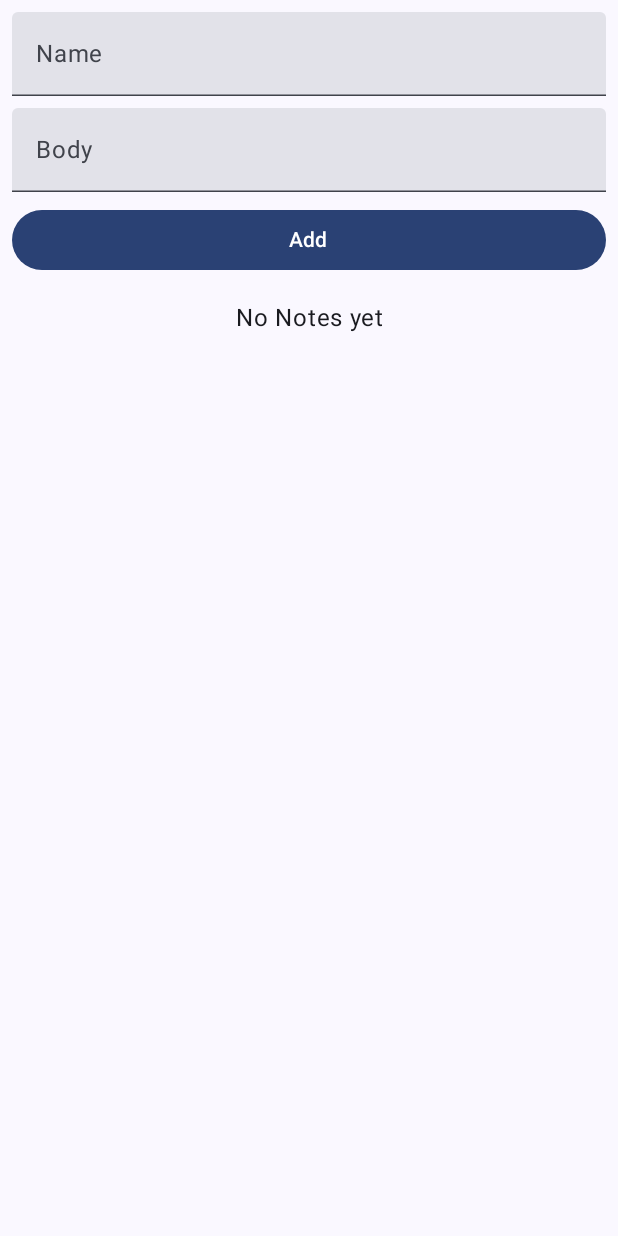
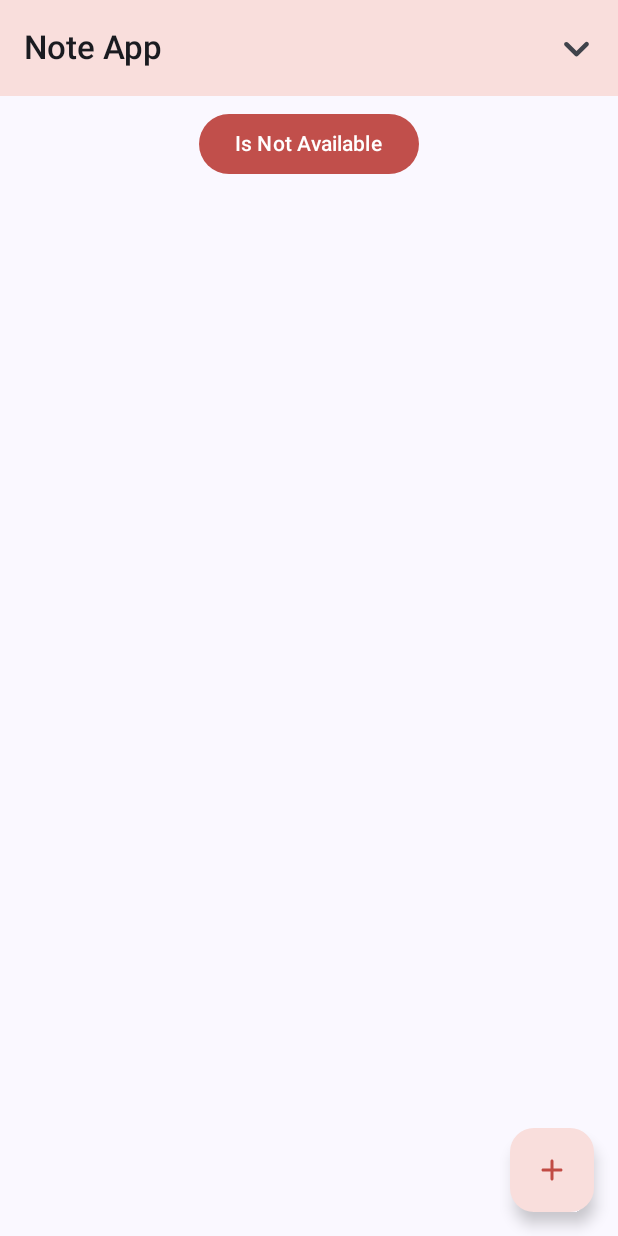
Before and after one commit to liar88828/overview-jetpack-component, an Android app built with Jetpack Compose: the screen it shows after launch (MainActivity), on a phone screen of 412 x 824 dp. Run offline under Robolectric (Android 15) with nearby library versions, the phone set to English and light mode, and no system bars; our stand-ins replace Dagger/Hilt's generated code, Room's generated code.

Commit message:
feat: Implement MemoScreen
This commit introduces a new feature for managing memos using Room database.

- Added `MemoScreen` composable for displaying and
 navigating between memo list and add screens.
- Implemented `MemoListScreen` for displaying a list of memos with options to add and delete.
- Created `MemoAddScreen` for adding new memos with title and description fields.
- Introduced `Memo` data class representing a memo with id, title
, description, and date.
- Added `MemoDatabase` and `MemoDao` for database operations.
- Defined `MemoEvent` for handling UI events like adding, deleting, and sorting memos.
- Created `MemoViewModel` for managing memo state and handling events.
- Implemented sorting functionality for memos by date and title.
- Designed UI components like `MyTopAppbar`, `MyFloatingAction`, and `MyFloatingAdd` for memo screen.
- Updated `MainActivity` to integrate the new memo feature.

```diff
--- a/app/src/main/java/com/tutor/overview_jetpack_component/MainActivity.kt
+++ b/app/src/main/java/com/tutor/overview_jetpack_component/MainActivity.kt
@@ -7,13 +7,16 @@ import androidx.activity.enableEdgeToEdge
 import androidx.activity.viewModels
 import androidx.lifecycle.ViewModel
 import androidx.lifecycle.ViewModelProvider
+import androidx.navigation.compose.rememberNavController
 import androidx.room.Room
 import com.tutor.overview_jetpack_component.screen.preferences_datastore.MyMainModel
 import com.tutor.overview_jetpack_component.screen.room_database.contact.ContactDatabase
 import com.tutor.overview_jetpack_component.screen.room_database.contact.ContactViewModel
+import com.tutor.overview_jetpack_component.screen.room_database.memo.data.MemoDatabase
+import com.tutor.overview_jetpack_component.screen.room_database.memo.persentation.MemoViewModel
+import com.tutor.overview_jetpack_component.screen.room_database.memo.screen.MemoScreen
 import com.tutor.overview_jetpack_component.screen.room_database.note.NoteDatabase
 import com.tutor.overview_jetpack_component.screen.room_database.note.NoteRepo
-import com.tutor.overview_jetpack_component.screen.room_database.note.NoteScreen
 import com.tutor.overview_jetpack_component.screen.room_database.note.NoteViewModel
 import com.tutor.overview_jetpack_component.screen.room_database.todo.TodoViewModel
 import com.tutor.overview_jetpack_component.ui.theme.OverviewJetpackComponentTheme
@@ -21,6 +24,43 @@ import dagger.hilt.android.AndroidEntryPoint
 
 @AndroidEntryPoint
 class MainActivity : ComponentActivity() {
+	override fun onCreate(savedInstanceState: Bundle?) {
+		super.onCreate(savedInstanceState)
+		todoViewModel = ViewModelProvider(this)[TodoViewModel::class.java]
+		enableEdgeToEdge()
+		setContent {
+			OverviewJetpackComponentTheme {
+				val navController = rememberNavController()
+//				MyNotification(applicationContext)
+//				MyPreferenceDataBaseScreen(mainViewModel)
+//				val state by viewModel.state.collectAsState()
+//				MyContactScreen(state = state, onEvent = viewModel::onEvent)
+//				TodoListPage(viewModel = todoViewModel)
+//				NoteScreen(noteViewModel)
+				MemoScreen(
+					navController = navController,
+					viewModel = memoViewModel,
+				)
+			}
+		}
+	}
+
+	private val memoDatabase by lazy {
+		Room.databaseBuilder(
+			applicationContext,
+			MemoDatabase::class.java,
+			"memos.db"
+		).build()
+	}
+	private val memoViewModel by viewModels<MemoViewModel>(
+		factoryProducer = {
+			object : ViewModelProvider.Factory {
+				override fun <T : ViewModel> create(modelClass: Class<T>): T {
+					return MemoViewModel(memoDatabase.dao) as T
+				}
+			}
+		}
+	)
 	private val mainViewModel by viewModels<MyMainModel>()
 	private val db by lazy {
 		Room.databaseBuilder(
@@ -55,19 +95,4 @@ class MainActivity : ComponentActivity() {
 			}
 		})
 
-	override fun onCreate(savedInstanceState: Bundle?) {
-		super.onCreate(savedInstanceState)
-		todoViewModel = ViewModelProvider(this)[TodoViewModel::class.java]
-		enableEdgeToEdge()
-		setContent {
-			OverviewJetpackComponentTheme {
-//				MyNotification(applicationContext)
-//				MyPreferenceDataBaseScreen(mainViewModel)
-//				val state by viewModel.state.collectAsState()
-//				MyContactScreen(state = state, onEvent = viewModel::onEvent)
-//				TodoListPage(viewModel = todoViewModel)
-				NoteScreen(noteViewModel)
-			}
-		}
-	}
 }
--- /dev/null
+++ b/app/src/main/java/com/tutor/overview_jetpack_component/screen/room_database/memo/data/MemoDao.kt
@@ -0,0 +1,30 @@
+package com.tutor.overview_jetpack_component.screen.room_database.memo.data
+
+import androidx.room.Dao
+import androidx.room.Delete
+import androidx.room.Insert
+import androidx.room.Query
+import androidx.room.Update
+import androidx.room.Upsert
+import kotlinx.coroutines.flow.Flow
+
+@Dao
+interface MemoDao {
+	@Delete
+	suspend fun deleteMemo(memo: Memo)
+
+	@Update
+	suspend fun updateMemo(memo: Memo)
+
+	@Insert
+	suspend fun insertMemo(memo: Memo)
+
+	@Upsert
+	suspend fun upsertMemo(memo: Memo)
+
+	@Query("SELECT * FROM memo ORDER BY dateAdded ASC")
+	fun getMemos(): Flow<List<Memo>>
+
+	@Query("SELECT * FROM memo ORDER BY title ASC ")
+	fun getMemoByTitle(): Flow<List<Memo>>
+}
--- /dev/null
+++ b/app/src/main/java/com/tutor/overview_jetpack_component/screen/room_database/memo/data/MemoDatabase.kt
@@ -0,0 +1,12 @@
+package com.tutor.overview_jetpack_component.screen.room_database.memo.data
+
+import androidx.room.Database
+import androidx.room.RoomDatabase
+
+@Database(
+	entities = [Memo::class],
+	version = 1
+)
+abstract class MemoDatabase : RoomDatabase() {
+	abstract val dao: MemoDao
+}
--- /dev/null
+++ b/app/src/main/java/com/tutor/overview_jetpack_component/screen/room_database/memo/data/MemoRoute.kt
@@ -0,0 +1,7 @@
+package com.tutor.overview_jetpack_component.screen.room_database.memo.data
+
+sealed class MemoRoute(val route: String) {
+	data object List : MemoRoute("MemoScreen")
+	data object Add : MemoRoute("AddMemoScreen")
+
+}
--- /dev/null
+++ b/app/src/main/java/com/tutor/overview_jetpack_component/screen/room_database/memo/persentation/MemoState.kt
@@ -0,0 +1,11 @@
+package com.tutor.overview_jetpack_component.screen.room_database.memo.persentation
+
+import androidx.compose.runtime.MutableState
+import androidx.compose.runtime.mutableStateOf
+import com.tutor.overview_jetpack_component.screen.room_database.memo.data.Memo
+
+data class MemoState(
+	val memos: List<Memo> = emptyList(),
+	val title: MutableState<String> = mutableStateOf(""),
+	val description: MutableState<String> = mutableStateOf("")
+)
--- /dev/null
+++ b/app/src/main/java/com/tutor/overview_jetpack_component/screen/room_database/memo/persentation/MemoViewModel.kt
@@ -0,0 +1,65 @@
+package com.tutor.overview_jetpack_component.screen.room_database.memo.persentation
+
+import androidx.compose.runtime.mutableStateOf
+import androidx.lifecycle.ViewModel
+import androidx.lifecycle.viewModelScope
+import com.tutor.overview_jetpack_component.screen.room_database.memo.data.Memo
+import com.tutor.overview_jetpack_component.screen.room_database.memo.data.MemoDao
+import kotlinx.coroutines.ExperimentalCoroutinesApi
+import kotlinx.coroutines.flow.MutableStateFlow
+import kotlinx.coroutines.flow.SharingStarted
+import kotlinx.coroutines.flow.combine
+import kotlinx.coroutines.flow.flatMapLatest
+import kotlinx.coroutines.flow.stateIn
+import kotlinx.coroutines.flow.update
+import kotlinx.coroutines.launch
+
+class MemoViewModel(
+	private val dao: MemoDao
+) : ViewModel() {
+	private val isShortedByDateAdded = MutableStateFlow(true)
+	val _state = MutableStateFlow(MemoState())
+
+	@OptIn(ExperimentalCoroutinesApi::class)
+	private var memos = isShortedByDateAdded.flatMapLatest { sort ->
+		if (sort) dao.getMemos()
+		else dao.getMemoByTitle()
+	}.stateIn(
+		scope = viewModelScope,
+		started = SharingStarted.WhileSubscribed(),
+		initialValue = emptyList()
+	)
+	val state = combine(_state, isShortedByDateAdded, memos)
+	{ state, isShortedByDateAdded, memos ->
+		state.copy(memos = memos)
+	}.stateIn(viewModelScope, SharingStarted.WhileSubscribed(5000), MemoState())
+
+	fun onEvent(event: MemoEvent) {
+		when (event) {
+			is MemoEvent.DeleteNote -> {
+				viewModelScope.launch { dao.deleteMemo(event.memo) }
+			}
+
+			is MemoEvent.SaveNote -> {
+				val memo = Memo(
+					title = state.value.title.value,
+					description = state.value.description.value,
+					dateAdded = System.currentTimeMillis()
+				)
+				viewModelScope.launch { dao.upsertMemo(memo) }
+
+				_state.update {
+					it.copy(
+						title = mutableStateOf(""),
+						description = mutableStateOf("")
+					)
+				}
+			}
+
+			MemoEvent.sortNotes -> {
+				isShortedByDateAdded.value = !isShortedByDateAdded.value
+			}
+		}
+	}
+
+}
--- /dev/null
+++ b/app/src/main/java/com/tutor/overview_jetpack_component/screen/room_database/memo/screen/MemoListScreen.kt
@@ -0,0 +1,158 @@
+package com.tutor.overview_jetpack_component.screen.room_database.memo.screen
+
+import androidx.compose.foundation.border
+import androidx.compose.foundation.layout.Arrangement
+import androidx.compose.foundation.layout.Box
+import androidx.compose.foundation.layout.Column
+import androidx.compose.foundation.layout.Row
+import androidx.compose.foundation.layout.Spacer
+import androidx.compose.foundation.layout.fillMaxSize
+import androidx.compose.foundation.layout.fillMaxWidth
+import androidx.compose.foundation.layout.height
+import androidx.compose.foundation.layout.padding
+import androidx.compose.foundation.lazy.LazyColumn
+import androidx.compose.foundation.lazy.items
+import androidx.compose.foundation.shape.RoundedCornerShape
+import androidx.compose.material.icons.Icons
+import androidx.compose.material.icons.rounded.Delete
+import androidx.compose.material3.Button
+import androidx.compose.material3.ButtonDefaults
+import androidx.compose.material3.Card
+import androidx.compose.material3.CardDefaults
+import androidx.compose.material3.Icon
+import androidx.compose.material3.MaterialTheme
+import androidx.compose.material3.Scaffold
+import androidx.compose.material3.SmallFloatingActionButton
+import androidx.compose.material3.Text
+import androidx.compose.runtime.Composable
+import androidx.compose.ui.Alignment
+import androidx.compose.ui.Modifier
+import androidx.compose.ui.platform.LocalContext
+import androidx.compose.ui.text.font.FontWeight
+import androidx.compose.ui.tooling.preview.Preview
+import androidx.compose.ui.unit.dp
+import androidx.compose.ui.unit.sp
+import androidx.navigation.NavHostController
+import com.tutor.overview_jetpack_component.screen.room_database.memo.data.Memo
+import com.tutor.overview_jetpack_component.screen.room_database.memo.data.MemoRoute
+import com.tutor.overview_jetpack_component.screen.room_database.memo.persentation.MemoEvent
+import com.tutor.overview_jetpack_component.screen.room_database.memo.persentation.MemoState
+import com.tutor.overview_jetpack_component.screen.room_database.memo.screen.component.MyFloatingAction
+import com.tutor.overview_jetpack_component.screen.room_database.memo.screen.component.MyTopAppbar
+
+@Composable
+fun MemoListScreen(
+	state: MemoState,
+	onEvent: (MemoEvent) -> Unit,
+	navController: NavHostController
+) {
+	Scaffold(
+		floatingActionButton = {
+			MyFloatingAction(state, navController, MemoRoute.Add.route)
+		},
+		topBar = { MyTopAppbar(onEvent) }
+	) { paddingValue ->
+		LazyColumn(
+			contentPadding = paddingValue,
+			modifier = Modifier
+				.fillMaxSize()
+				.padding(8.dp),
+			verticalArrangement = Arrangement.spacedBy(8.dp),
+			horizontalAlignment = Alignment.CenterHorizontally
+		) {
+			if (state.memos.isEmpty()) {
+				item {
+					Button(
+						onClick = { navController.navigate(MemoRoute.Add.route) },
+						colors = ButtonDefaults.buttonColors(
+							containerColor = MaterialTheme.colorScheme.error.copy(alpha = 0.8f)
+						)
+					) {
+						Text(text = "Is Not Available")
+					}
+				}
+			}
+			items(state.memos) {
+				MemoItemScreen(it, onEvent)
+			}
+		}
+	}
+}
+
+@Composable
+fun MemoItemScreen(
+	item: Memo,
+	onEvent: (MemoEvent) -> Unit,
+) {
+	Card(
+		elevation = CardDefaults.cardElevation(defaultElevation = 6.dp),
+		colors = CardDefaults.cardColors(
+			containerColor = MaterialTheme.colorScheme.errorContainer,
+		),
+		modifier = Modifier
+			.fillMaxWidth()
+			.border(
+				width = 1.dp,
+				color = MaterialTheme.colorScheme.error,
+				shape = RoundedCornerShape(10.dp)
+			)
+	) {
+		Row(
+			modifier = Modifier
+				.fillMaxWidth()
+				.padding(8.dp)
+		) {
+			Column(modifier = Modifier.weight(1f)) {
+				Text(
+					item.title,
+					fontSize = 18.sp,
+					fontWeight = FontWeight.SemiBold,
+					color = MaterialTheme.colorScheme.onSecondaryContainer
+				)
+				Spacer(modifier = Modifier.height(8.dp))
+				Text(
+					item.description,
+					fontSize = 14.sp,
+					fontWeight = FontWeight.SemiBold,
+					color = MaterialTheme.colorScheme.onSecondaryContainer
+				)
+			}
+			SmallFloatingActionButton(
+				containerColor = MaterialTheme.colorScheme.error.copy(alpha = 0.8f),
+				onClick = { onEvent(MemoEvent.DeleteNote(item)) }) {
+				Icon(
+					imageVector = Icons.Rounded.Delete,
+					contentDescription = "Icon Delete",
+				)
+			}
+		}
+	}
+}
+
+@Preview(showBackground = true)
+@Composable
+private fun MemoItemScreenPrev() {
+	MemoItemScreen(
+		item = Memo(
+			title = "Title",
+			description = "Description lorem ipsum dolor sit amet Vitae vitae Class bi ben dum",
+			dateAdded = 123456789
+		),
+		onEvent = {}
+	)
+}
+
+@Preview(showBackground = true)
+@Composable
+private fun MemoScreenListPrev() {
+	Box(
+		modifier = Modifier.fillMaxSize()
+	) {
+		MemoListScreen(
+			state = MemoState(),
+			onEvent = {},
+			navController = NavHostController(LocalContext.current)
+		)
+	}
+
+}
--- /dev/null
+++ b/app/src/main/java/com/tutor/overview_jetpack_component/screen/room_database/memo/screen/MemoScreen.kt
@@ -0,0 +1,40 @@
+package com.tutor.overview_jetpack_component.screen.room_database.memo.screen
+
+import androidx.compose.runtime.Composable
+import androidx.compose.runtime.collectAsState
+import androidx.compose.runtime.getValue
+import androidx.navigation.NavHostController
+import androidx.navigation.compose.NavHost
+import androidx.navigation.compose.composable
+import com.tutor.overview_jetpack_component.screen.room_database.memo.data.MemoRoute
+import com.tutor.overview_jetpack_component.screen.room_database.memo.persentation.MemoViewModel
+
+@Composable
+fun MemoScreen(
+	viewModel: MemoViewModel,
+	navController: NavHostController
+) {
+	val state by viewModel.state.collectAsState()
+
+	NavHost(
+		navController = navController,
+		startDestination = MemoRoute.List.route
+	) {
+		composable(route = MemoRoute.List.route)
+		{
+			MemoListScreen(
+				state = state,
+				navController = navController,
+				onEvent = viewModel::onEvent
+			)
+		}
+		composable(route = MemoRoute.Add.route) {
+			MemoAddScreen(
+				state = state,
+				navController = navController,
+				onEvent = viewModel::onEvent,
+			)
+		}
+	}
+
+}
--- /dev/null
+++ b/app/src/main/java/com/tutor/overview_jetpack_component/screen/room_database/memo/screen/component/MyTopAppbar.kt
@@ -0,0 +1,43 @@
+package com.tutor.overview_jetpack_component.screen.room_database.memo.screen.component
+
+import androidx.compose.foundation.layout.size
+import androidx.compose.material.icons.Icons
+import androidx.compose.material.icons.rounded.KeyboardArrowDown
+import androidx.compose.material3.ExperimentalMaterial3Api
+import androidx.compose.material3.Icon
+import androidx.compose.material3.IconButton
+import androidx.compose.material3.MaterialTheme
+import androidx.compose.material3.Text
+import androidx.compose.material3.TopAppBar
+import androidx.compose.material3.TopAppBarDefaults
+import androidx.compose.runtime.Composable
+import androidx.compose.ui.Modifier
+import androidx.compose.ui.text.font.FontWeight
+import androidx.compose.ui.unit.dp
+import com.tutor.overview_jetpack_component.screen.room_database.memo.persentation.MemoEvent
+
+@Composable
+@OptIn(ExperimentalMaterial3Api::class)
+fun MyTopAppbar(onEvent: (MemoEvent) -> Unit) {
+	TopAppBar(
+		colors = TopAppBarDefaults.topAppBarColors(
+			containerColor = MaterialTheme.colorScheme.errorContainer,
+		),
+		title = {
+			Text(
+				"Note App",
+//						fontSize = 17.sp,
+				fontWeight = FontWeight.SemiBold,
+			)
+		},
+		actions = {
+			IconButton(onClick = { onEvent(MemoEvent.sortNotes) }) {
+				Icon(
+					imageVector = Icons.Rounded.KeyboardArrowDown,
+					contentDescription = "Icon Sort",
+					modifier = Modifier.size(35.dp)
+				)
+			}
+		}
+	)
+}
```
Also changed, not shown: app/src/main/java/com/tutor/overview_jetpack_component/screen/room_database/memo/data/Memo.kt (added, +14 -0 lines), app/src/main/java/com/tutor/overview_jetpack_component/screen/room_database/memo/persentation/MemoEvents.kt (added, +10 -0 lines), app/src/main/java/com/tutor/overview_jetpack_component/screen/room_database/memo/screen/MemoAddScreen.kt (added, +136 -0 lines), app/src/main/java/com/tutor/overview_jetpack_component/screen/room_database/memo/screen/component/MyFloatingAction.kt (added, +73 -0 lines).
